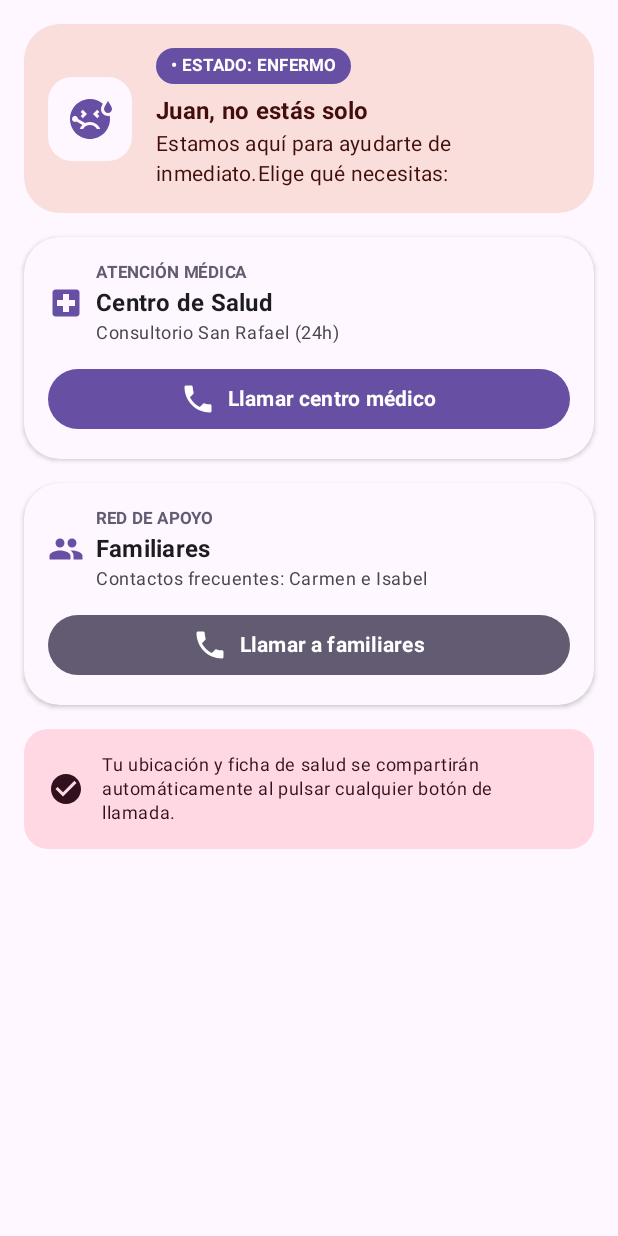
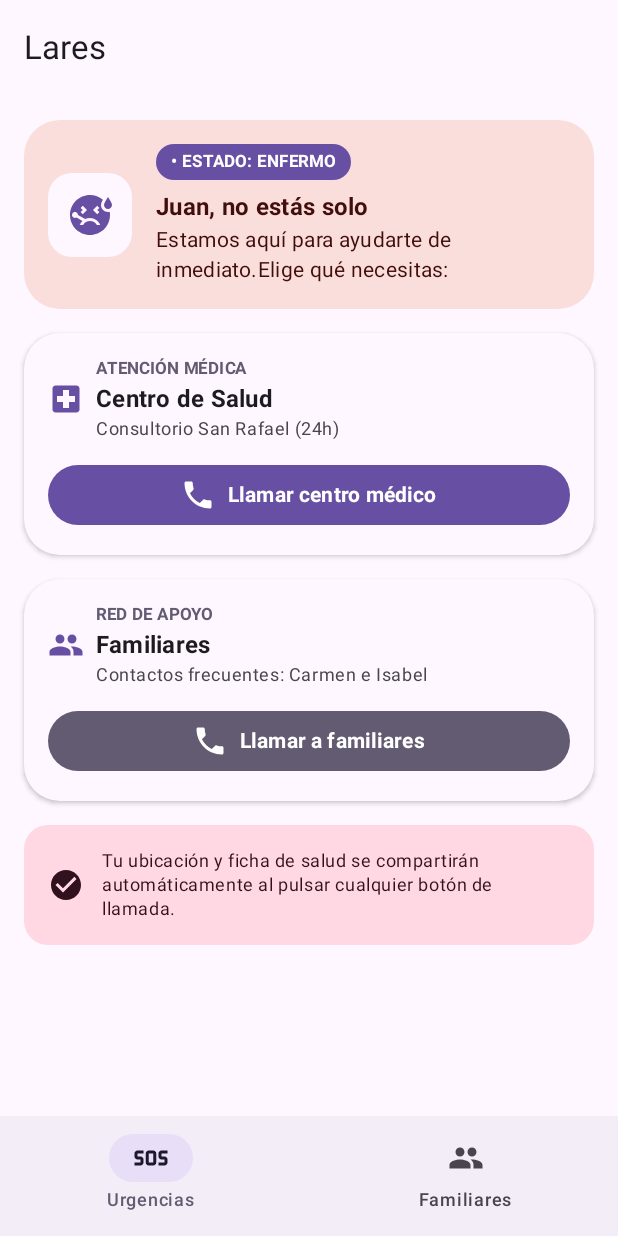
Before and after one commit to romigar5/LARES, an Android app built with Jetpack Compose: the screen it shows after launch (MainActivity), on a phone screen of 412 x 824 dp. Run offline under Robolectric (Android 15) with nearby library versions, the phone set to English and light mode, and no system bars.

Commit message:
Creado un Scaffold único, navegación y limpieza del respositorio ejecutada

```diff
--- a/app/build.gradle.kts
+++ b/app/build.gradle.kts
@@ -46,7 +46,7 @@ android {
 }
 
 dependencies {
-    implementation(libs.androidx.runtime)
+
     // 1. Usar la plataforma BOM para sincronizar todas las versiones de Compose a una versión estable
     val composeBom = platform("androidx.compose:compose-bom:2024.10.01")
     implementation(composeBom)
--- /dev/null
+++ b/app/src/main/java/com/example/lares/ui/navigation/AppNavegacion.kt
@@ -0,0 +1,214 @@
+package com.example.lares.ui.navigation
+
+
+import androidx.compose.foundation.layout.fillMaxSize
+import androidx.compose.foundation.layout.padding
+import androidx.compose.material.icons.Icons
+import androidx.compose.material.icons.automirrored.filled.ArrowBack
+import androidx.compose.material.icons.filled.Group
+import androidx.compose.material.icons.filled.Sos
+import androidx.compose.material3.ExperimentalMaterial3Api
+import androidx.compose.material3.Icon
+import androidx.compose.material3.IconButton
+import androidx.compose.material3.NavigationBar
+import androidx.compose.material3.NavigationBarItem
+import androidx.compose.material3.Scaffold
+import androidx.compose.material3.SnackbarHost
+import androidx.compose.material3.SnackbarHostState
+import androidx.compose.material3.Text
+import androidx.compose.material3.TopAppBar
+import androidx.compose.runtime.Composable
+import androidx.compose.runtime.getValue
+import androidx.compose.runtime.remember
+import androidx.compose.ui.Modifier
+
+import com.example.lares.R
+import androidx.compose.ui.res.stringResource
+import androidx.compose.ui.tooling.preview.Preview
+
+import androidx.navigation.NavDestination.Companion.hasRoute
+import androidx.navigation.compose.NavHost
+import androidx.navigation.compose.composable
+import androidx.navigation.compose.currentBackStackEntryAsState
+import androidx.navigation.compose.rememberNavController
+import com.example.lares.ui.pages.PaginaDetalle
+import com.example.lares.ui.pages.PaginaListado
+import com.example.lares.ui.theme.AppTheme
+import kotlinx.serialization.Serializable
+
+//RUTAS TIPADAS (@Serializable)
+//Definimos la ruta tipada para identificar la pantalla de detalle y marcamos el objeto como
+//serializable para que Navigation Compose lo reconozca
+@Serializable
+object RutaDetalle
+
+//Definimos la ruta tipada para identificar la pantalla de listado y marcamos el objeto como
+//serializable para que Navigation Compose lo reconozca
+@Serializable
+object RutaListado
+
+@OptIn(ExperimentalMaterial3Api::class)
+@Composable
+//Función que contiene el Scaffold y la navegación
+fun AppNavegacion(){
+    //Creamos y recordamos el NavController que gestiona el backStack de las pantallas que visitamos
+    val nav = rememberNavController()
+
+    //Creamos y recordamos el estado único del Snackbar elevado al Scaffold
+    val snackbarHostState = remember { SnackbarHostState() }
+
+    //Observamos cuál es la pantalla activa en la pila de navegación
+    val navBackStackEntry by nav.currentBackStackEntryAsState()
+
+    //Extraemos el objeto NavDestination (ruta actual) de la entrada superior del bacstack
+    val destinoActual = navBackStackEntry?.destination
+
+    //Calculamos si estamos en la pantalla inicial (true si aún no hay destino o si estamos en RutaDetalle)
+    val esPantallaInicial = destinoActual == null || destinoActual.hasRoute<RutaDetalle>()
+
+    //Leemos desde strings.xml los textos de los botones inferiores y superior
+    val textoUrgencias = stringResource(R.string.nav_urgencias)
+    val textoFamiliares = stringResource(R.string.nav_familiares)
+    val textoVolver = stringResource(R.string.nav_atras)
+
+    //Creamos el Scaffold de toda la aplicación
+    Scaffold(
+        //Hacemos que el Scaffold ocupa todo el ancho y alto del dispositivo
+        modifier = Modifier.fillMaxSize(),
+
+        //Configuramos la barra superior fija de la aplicación
+        topBar = {
+            //Componente TopAppBar
+            TopAppBar(
+                //Título visible en la barra superior
+                title = {
+                    //Mostramos el nombre de la app ("Lares")
+                    Text(text = stringResource(R.string.nombreApp))
+                },
+                //Espacio reservado a la izquierda del título para el icono de navegación
+                navigationIcon = {
+                    //Solo dibujamos la flechqa de atrás si no estamos en la pantalla de inicio
+                    if (!esPantallaInicial) {
+                        //Al pulsar la flecha, llamamos a nav.navigateUp()
+                        IconButton(onClick = { nav.navigateUp() }) {
+                            Icon(
+                                //Imagen de la flecha
+                                imageVector = Icons.AutoMirrored.Filled.ArrowBack,
+                                contentDescription = textoVolver
+                            )
+                        }
+                    }
+                }
+
+            )
+
+        },
+        //Configuramos la barra de navegación inferior para cambiar entre pantallas
+        bottomBar = {
+            NavigationBar {
+                //Pestaña 1: Pantalla de Detalle / SOS Urgencias
+                NavigationBarItem(
+                    //Iluminamos la pestaña si la pantalla actual es RutaDetalle
+                    selected = destinoActual?.hasRoute<RutaDetalle>() == true,
+                    onClick = {
+                        //Navegamos a RutaDetalle y no acumulamos rutas
+                        nav.navigate(RutaDetalle){
+                            //Limpiamos la pila de pantallas
+                            popUpTo(nav.graph.startDestinationId){
+                                //Guardamos el estado en memoria
+                                saveState = true
+                            }
+                            //Evitamos apilar una copia duplicada si ya estamos en RutaDetalle
+                            launchSingleTop = true
+                            //Recuperamos el estado guardado anteriormente
+                            restoreState = true
+                        }
+                    },
+                    //Bloque que dibuja el icono de la primera pestaña
+                    icon = {
+                        Icon(
+                            //Seleccionamos el icono de sos para urgencias
+                            imageVector = Icons.Default.Sos,
+                            //Asignamos la descripción accesible desde strings.xml
+                            contentDescription = textoUrgencias
+                        )
+                    },
+                    //Etiqueta de texto que se muestra debajo del icono
+                    label = {Text(text = textoUrgencias)}
+                )
+                // Segunda pestaña de la barra inferior: Pantalla de Listado de Familiares
+                NavigationBarItem(
+                    // Comprueba si el destino actual en pantalla es RutaListado para resaltar la pestaña
+                    selected = destinoActual?.hasRoute<RutaListado>() == true,
+                    // Acción que se dispara cuando el usuario pulsa esta segunda pestaña
+                    onClick = {
+                        // Ejecutamos la transición hacia el destino RutaListado
+                        nav.navigate(RutaListado) {
+                            // Limpiamos destinos intermedios hasta el inicio del grafo de navegación
+                            popUpTo(nav.graph.startDestinationId) {
+                                // Guardamos el estado de la pantalla anterior antes de salir de ella
+                                saveState = true
+                            }
+                            // Evitamos crear múltiples instancias de RutaListado si se pulsa repetidamente
+                            launchSingleTop = true
+                            // Restauramos el estado (como el scroll del listado) si ya se visitó antes
+                            restoreState = true
+                        }
+                    },
+                    // Bloque visual que dibuja el icono de la segunda pestaña
+                    icon = {
+                        // Componente Icon que renderiza el vector de grupo de personas
+                        Icon(
+                            // Seleccionamos el icono de grupo para representar los contactos familiares
+                            imageVector = Icons.Default.Group,
+                            // Asignamos la descripción accesible desde strings.xml
+                            contentDescription = textoFamiliares
+                        )
+                    },
+                    // Etiqueta de texto que se muestra debajo del icono de la segunda pestaña
+                    label = { Text(text = textoFamiliares) }
+                )
+            }
+        },
+
+        // Zona reservada del Scaffold donde se dibujarán los avisos emergentes, Snackbar
+        snackbarHost = {
+            // Enlazamos el SnackbarHost con nuestro controlador elevado 'snackbarHostState'
+            SnackbarHost(hostState = snackbarHostState)
+        }
+    ) { innerPadding ->
+        // 'innerPadding' recibe los márgenes exactos de la TopAppBar y NavigationBar.
+        // Creamos el NavHost (contenedor dinámico que intercambia pantallas según la ruta activa)
+        NavHost(
+            // Conectamos el NavHost con nuestro  controlador de navegación 'nav'
+            navController = nav,
+            // Definimos que la primera pantalla que se mostrará al arrancar la app sea RutaDetalle
+            startDestination = RutaDetalle,
+            // Aplicamos 'innerPadding' aquí para que las barras superior e inferior nunca tapen el contenido
+            modifier = Modifier.padding(innerPadding)
+        ) {
+            // Registramos el primer destino del grafo asociado a la ruta tipada RutaDetalle
+            composable<RutaDetalle> {
+                // Dibujamos PaginaDetalle pasándole solo el snackbarHostState (nunca le pasamos 'nav')
+                PaginaDetalle(snackbarHostState = snackbarHostState)
+            }
+
+            // Registramos el segundo destino del grafo asociado a la ruta tipada RutaListado
+            composable<RutaListado> {
+                // Dibujamos PaginaListado (usa su ViewModel por defecto y queda desacoplada de 'nav')
+                PaginaListado()
+            }
+        }
+    }
+}
+
+//Vista previa completa
+@Preview(showBackground = true, showSystemUi = true)
+@Composable
+fun AppNavegacionPreview(){
+    //Envolvemos la vista previa en nuestro tema
+    AppTheme {
+        //Le pasamos toda la estructura con el Scaffolds, bara superior e inferior
+        AppNavegacion()
+    }
+}
--- a/app/src/main/res/values/strings.xml
+++ b/app/src/main/res/values/strings.xml
@@ -32,5 +32,16 @@
     <string name="texto_seguridad">Tu ubicación y ficha de salud se compartirán automáticamente al pulsar cualquier botón de llamada.</string>
     <string name="desc_icono_aviso">Información de seguridad</string>
 
+    <!--Texto pestaña 1 de la barra inferior (SOS, Urgencias) y descripción accesible del icono -->
+    <string name="nav_urgencias">Urgencias</string>
+
+    <!--Texto pestaña 2 de la barra inferior (Familia, Familiares) y descripción accesible del icono-->
+    <string name="nav_familiares">Familiares</string>
+
+    <!--Descripción accesible de la flecha para retroceder de la barra superior -->
+    <string name="nav_atras">Volver atrás</string>
+
+    <!--Nombre de la app-->
+    <string name="nombreApp">Lares</string>
 
 </resources>
```
Also changed, not shown: app/src/main/java/com/example/lares/MainActivity.kt (+5 -7 lines), 1 other file.
